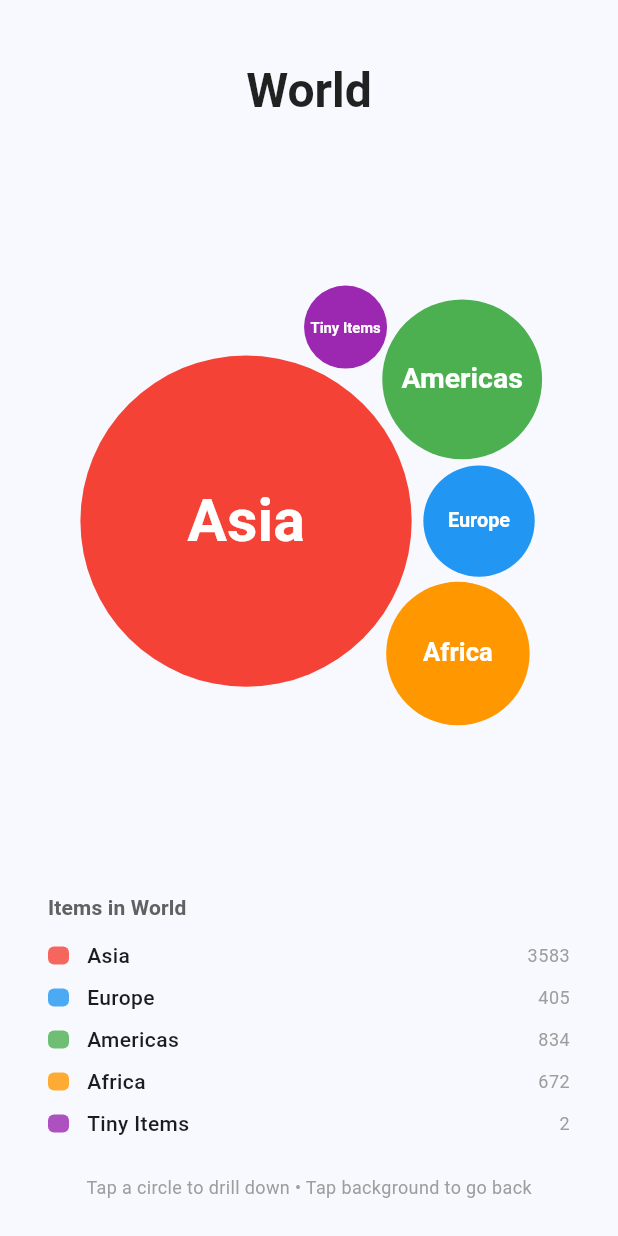
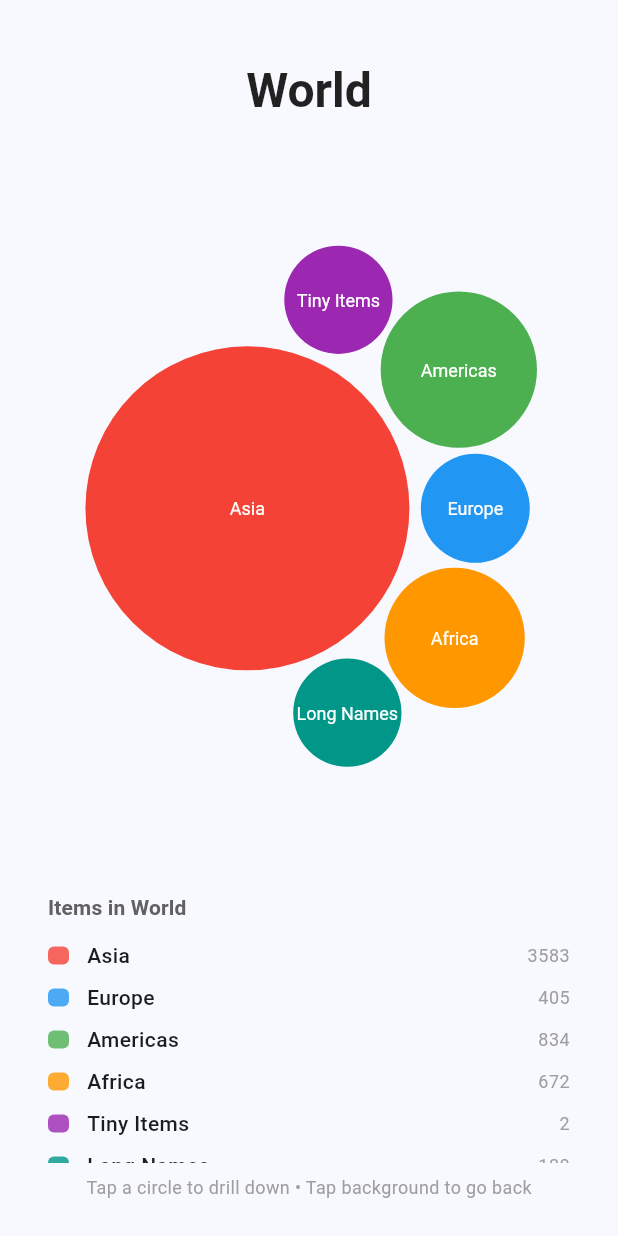
Before and after one commit to fabiocarneiro/FlutterCirclePackChart, a Flutter app: the screen it shows after launch, on a phone screen of 412 x 824 dp. Run offline on Flutter 3.47's test engine with Material 3 defaults, Android fonts, the phone set to English and light mode, and no system bars.

Commit message:
conductor(checkpoint): Finalize Phase 5 and perfect label visibility

```diff
--- a/example/lib/main.dart
+++ b/example/lib/main.dart
@@ -97,6 +97,15 @@ class _TreemapDemoState extends State<TreemapDemo> {
           color: Colors.purple,
           children: List.generate(15, (i) => CircleNode(label: 'T$i', value: 0.1)),
         ),
+        CircleNode(
+          label: 'Long Names',
+          color: Colors.teal,
+          children: [
+            CircleNode(label: 'Republic of the Congo', value: 100.0),
+            CircleNode(label: 'Sao Tome and Principe', value: 50.0),
+            CircleNode(label: 'Saint Vincent and the Grenadines', value: 30.0),
+          ],
+        ),
       ],
     );
     _controller = TreemapController(root: root);
--- a/lib/circular_treemap_widget.dart
+++ b/lib/circular_treemap_widget.dart
@@ -13,14 +13,14 @@ class CircularTreemap extends StatefulWidget {
   final TreemapController? controller;
 
   /// Defines the minimum radius of a child circle as a fraction of its parent.
-  /// Defaults to 0.15 to ensure visibility of labels.
+  /// Defaults to 0.20 to allow better visual hierarchy while maintaining labels.
   final double minRadiusRatio;
 
   const CircularTreemap({
     super.key,
     required this.root,
     this.controller,
-    this.minRadiusRatio = 0.15,
+    this.minRadiusRatio = 0.20,
   });
 
   @override
@@ -248,6 +248,7 @@ class _CircularTreemapState extends State<CircularTreemap>
                               : null,
                           animationValue: _animation.value,
                           isDrillingIn: _isDrillingIn,
+                          cameraScale: scale,
                         ),
                         size: const Size(200, 200),
                       ),
```
Also changed, not shown: lib/circular_treemap_painter.dart (+18 -17 lines), 2 other files.
